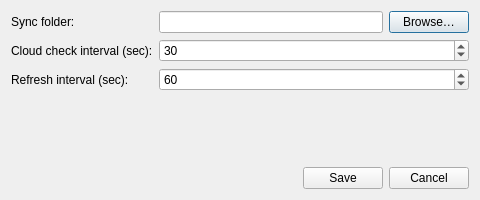
Above: src/app/settings_dialog.ui from wolfDiesel/yandex-disk-quette before the change. Below: the same form after it.
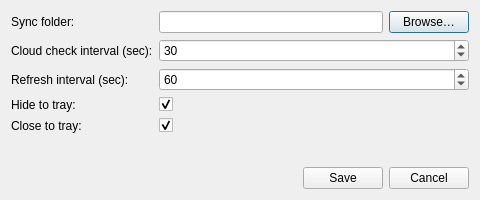
That is the form after the change.

Diff of the .ui file:
```diff
--- a/src/app/settings_dialog.ui
+++ b/src/app/settings_dialog.ui
@@ -77,6 +77,34 @@
        </property>
       </widget>
      </item>
+     <item row="3" column="0">
+      <widget class="QLabel" name="hideToTrayLabel_">
+       <property name="text">
+        <string>Hide to tray:</string>
+       </property>
+      </widget>
+     </item>
+     <item row="3" column="1">
+      <widget class="QCheckBox" name="hideToTrayCheckBox_">
+       <property name="checked">
+        <bool>true</bool>
+       </property>
+      </widget>
+     </item>
+     <item row="4" column="0">
+      <widget class="QLabel" name="closeToTrayLabel_">
+       <property name="text">
+        <string>Close to tray:</string>
+       </property>
+      </widget>
+     </item>
+     <item row="4" column="1">
+      <widget class="QCheckBox" name="closeToTrayCheckBox_">
+       <property name="checked">
+        <bool>true</bool>
+       </property>
+      </widget>
+     </item>
     </layout>
    </item>
    <item>
```
